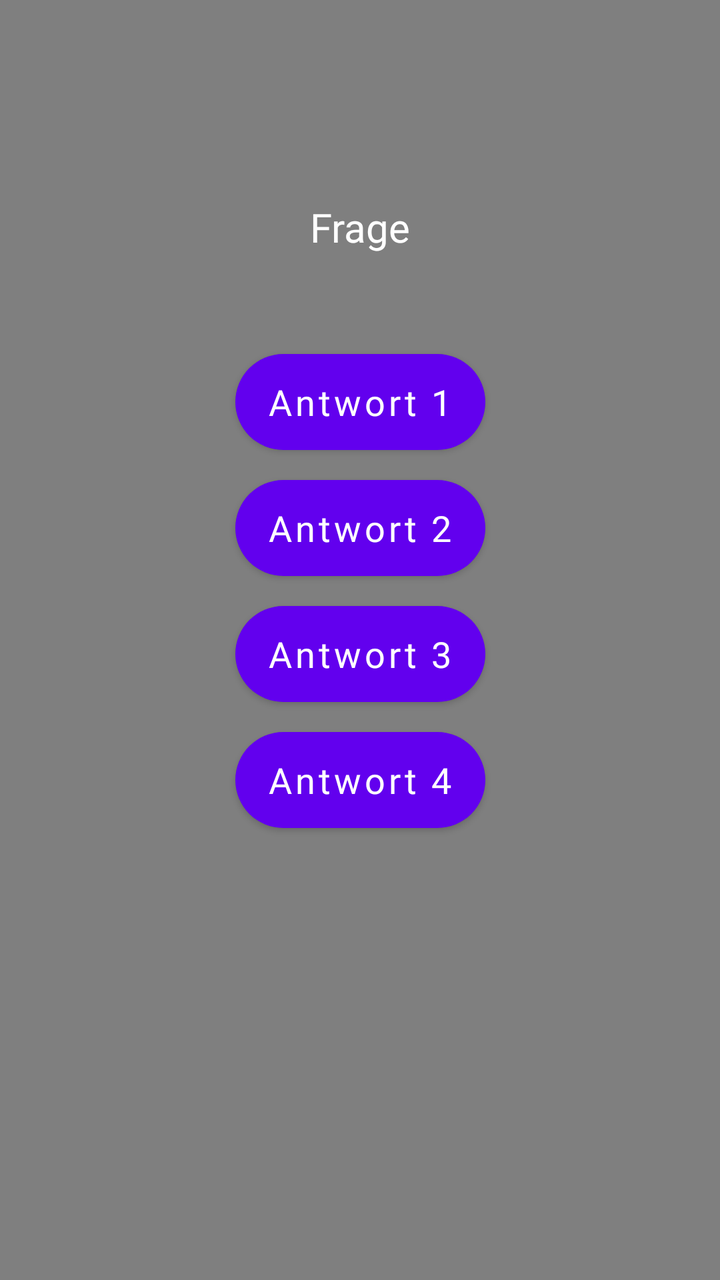
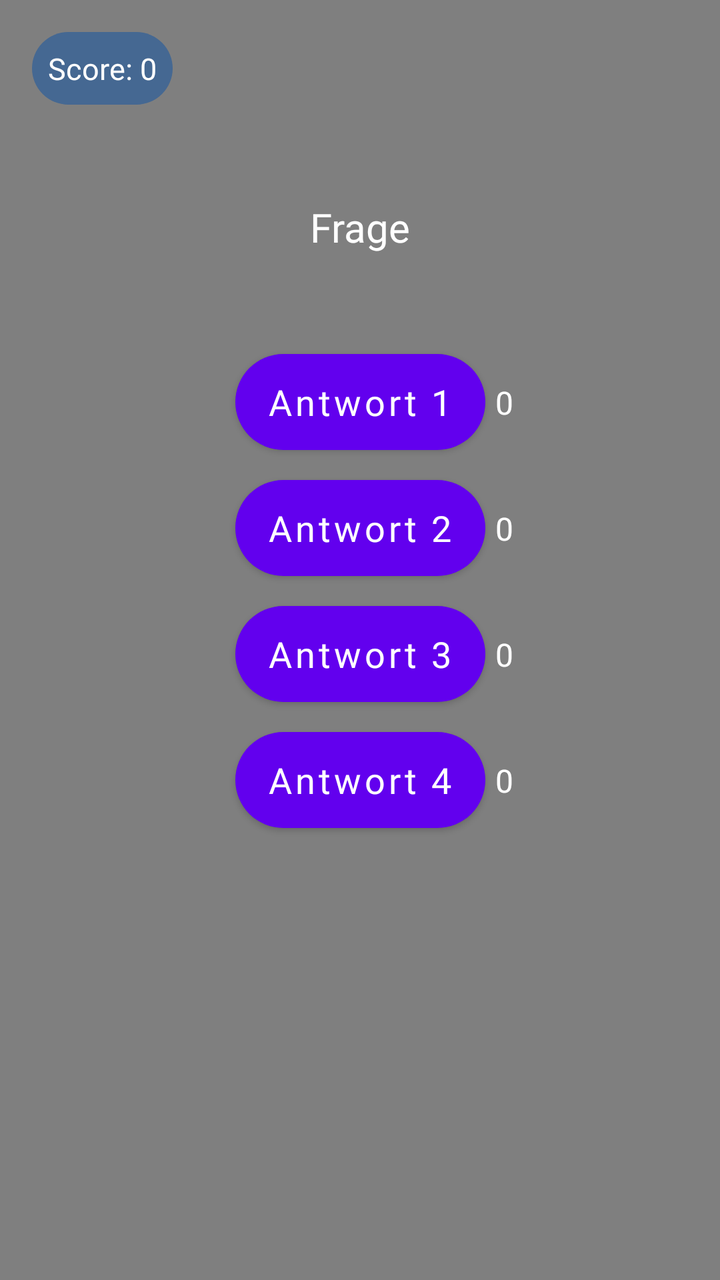

Screens rendered from an Android XML layout before and after an edit, with the pre-edit source and the edit as a unified diff.
<!-- AndroidManifest.xml: activity theme Theme.QuizApplication -->
<!-- res/layout/activity_questions.xml -->
<?xml version="1.0" encoding="utf-8"?>
<androidx.constraintlayout.widget.ConstraintLayout
    xmlns:android="http://schemas.android.com/apk/res/android"
    xmlns:app="http://schemas.android.com/apk/res-auto"
    xmlns:tools="http://schemas.android.com/tools"
    android:id="@+id/main"
    android:layout_width="match_parent"
    android:layout_height="match_parent"
    android:background="@color/black"
    tools:context=".QuestionsActivity">


    <VideoView
        android:id="@+id/backgroundVideoView"
        android:layout_width="match_parent"
        android:layout_height="match_parent"
        app:layout_constraintBottom_toBottomOf="parent"
        app:layout_constraintEnd_toEndOf="parent"
        app:layout_constraintHorizontal_bias="0.0"
        app:layout_constraintStart_toStartOf="parent"
        app:layout_constraintTop_toTopOf="parent"
        app:layout_constraintVertical_bias="0.0" />

    <TextView
        android:id="@+id/percentage_text"
        android:layout_width="wrap_content"
        android:layout_height="wrap_content"
        android:textSize="24sp"
        android:textColor="@android:color/white"
        android:gravity="center"
        app:layout_constraintTop_toTopOf="parent"
        app:layout_constraintStart_toStartOf="parent"
        app:layout_constraintEnd_toEndOf="parent"
        app:layout_constraintVertical_bias="0.3"/>

    <ImageView
        android:id="@+id/robot_completion"
        android:layout_width="200dp"
        android:layout_height="200dp"
        android:src="@drawable/robot_completion"
        android:layout_marginTop="200dp"
        android:visibility="gone"
        app:layout_constraintTop_toBottomOf="@id/percentage_text"
        app:layout_constraintStart_toStartOf="parent"
        app:layout_constraintEnd_toEndOf="parent" />

    <TextView
        android:id="@+id/completion_message"
        android:layout_width="wrap_content"
        android:layout_height="wrap_content"
        android:textSize="18sp"
        android:textColor="@android:color/white"
        android:gravity="center"
        android:layout_marginTop="400dp"
        app:layout_constraintTop_toBottomOf="@id/robot_completion"
        app:layout_constraintStart_toStartOf="parent"
        app:layout_constraintEnd_toEndOf="parent"
        app:layout_constraintBottom_toBottomOf="parent"
        />

    <TextView
        android:id="@+id/question_text"
        android:layout_width="360dp"
        android:layout_height="wrap_content"
        android:layout_marginTop="100dp"
        android:layout_marginLeft="20dp"
        android:layout_marginRight="20dp"
        android:text="@string/question_text"
        android:textSize="20sp"
        android:textColor="@android:color/white"
        android:fontFamily="@font/inter_bold"
        app:layout_constraintTop_toTopOf="parent"
        app:layout_constraintStart_toStartOf="parent"
        app:layout_constraintEnd_toEndOf="parent"
        android:textAlignment="center"
        android:gravity="center"
        app:layout_constraintVertical_bias="0.4"
        android:maxLines="5" />

    <Button
        android:id="@+id/answer_button_1"
        android:layout_width="wrap_content"
        android:layout_height="wrap_content"
        android:layout_marginTop="50dp"
        android:textSize="18sp"
        android:textColor="@android:color/white"
        android:fontFamily="@font/inter_bold"
        android:textAllCaps="false"
        android:text="@string/answer_button_1"
        android:background="@drawable/rounded_button_blue"
        app:layout_constraintTop_toBottomOf="@id/question_text"
        app:layout_constraintStart_toStartOf="parent"
        app:layout_constraintEnd_toEndOf="parent"
        app:layout_constraintHorizontal_bias="0.5"
        app:layout_constraintWidth_default="wrap"
        app:layout_constraintWidth_percent="0.8"/>

    <Button
        android:id="@+id/answer_button_2"
        android:layout_width="wrap_content"
        android:layout_height="wrap_content"
        android:layout_marginTop="15dp"
        android:textSize="18sp"
        android:textColor="@android:color/white"
        android:fontFamily="@font/inter_bold"
        android:textAllCaps="false"
        android:text="@string/answer_button_2"
        android:background="@drawable/rounded_button_blue"
        app:layout_constraintTop_toBottomOf="@id/answer_button_1"
        app:layout_constraintStart_toStartOf="parent"
        app:layout_constraintEnd_toEndOf="parent"
        app:layout_constraintHorizontal_bias="0.5"
        app:layout_constraintWidth_default="wrap"
        app:layout_constraintWidth_percent="0.8"/>

    <Button
        android:id="@+id/answer_button_3"
        android:layout_width="wrap_content"
        android:layout_height="wrap_content"
        android:layout_marginTop="15dp"
        android:textSize="18sp"
        android:textColor="@android:color/white"
        android:fontFamily="@font/inter_bold"
        android:textAllCaps="false"
        android:text="@string/answer_button_3"
        android:background="@drawable/rounded_button_blue"
        app:layout_constraintTop_toBottomOf="@id/answer_button_2"
        app:layout_constraintStart_toStartOf="parent"
        app:layout_constraintEnd_toEndOf="parent"
        app:layout_constraintHorizontal_bias="0.5"
        app:layout_constraintWidth_default="wrap"
        app:layout_constraintWidth_percent="0.8"/>

    <Button
        android:id="@+id/answer_button_4"
        android:layout_width="wrap_content"
        android:layout_height="wrap_content"
        android:layout_marginTop="15dp"
        android:textSize="18sp"
        android:textColor="@android:color/white"
        android:fontFamily="@font/inter_bold"
        android:textAllCaps="false"
        android:text="@string/answer_button_4"
        android:background="@drawable/rounded_button_blue"
        app:layout_constraintTop_toBottomOf="@id/answer_button_3"
        app:layout_constraintStart_toStartOf="parent"
        app:layout_constraintEnd_toEndOf="parent"
        app:layout_constraintHorizontal_bias="0.5"
        app:layout_constraintWidth_default="wrap"
        app:layout_constraintWidth_percent="0.8"/>

    <ImageView
        android:id="@+id/feedback_image"
        android:layout_width="0dp"
        android:layout_height="0dp"
        android:scaleType="fitCenter"
        android:visibility="gone"
        android:layout_margin="40dp"
        android:contentDescription="@string/feedback_image"
        app:layout_constraintTop_toTopOf="parent"
        app:layout_constraintBottom_toTopOf="@id/close_feedback_button"
        app:layout_constraintStart_toStartOf="parent"
        app:layout_constraintEnd_toEndOf="parent"/>

    <Button
        android:id="@+id/close_feedback_button"
        android:layout_width="wrap_content"
        android:layout_height="wrap_content"
        android:text="@string/close_feedback"
        android:background="@drawable/rounded_button_blue"
        android:textColor="@android:color/white"
        app:layout_constraintTop_toBottomOf="@id/feedback_image"
        app:layout_constraintBottom_toBottomOf="parent"
        app:layout_constraintStart_toStartOf="parent"
        app:layout_constraintEnd_toEndOf="parent"
        android:visibility="gone"
        android:layout_marginBottom="20dp"/>


</androidx.constraintlayout.widget.ConstraintLayout>
<!-- resources referenced by this layout -->
<resources>
  <color name="black">#FF000000</color>
  <!-- drawable robot_completion: png bitmap (drawable, 167948 bytes) -->
  <!-- drawable rounded_button_blue (drawable) -->
  <?xml version="1.0" encoding="utf-8"?>
  <shape xmlns:android="http://schemas.android.com/apk/res/android">
      <solid android:color="#6D9FD2"/> 
      <corners android:radius="100dp"/> 
  </shape>
  <string name="answer_button_1">Antwort 1</string>
  <string name="answer_button_2">Antwort 2</string>
  <string name="answer_button_3">Antwort 3</string>
  <string name="answer_button_4">Antwort 4</string>
  <string name="close_feedback">Weiter</string>
  <string name="feedback_image">Feedback Bild</string>
  <string name="question_text">Frage</string>
  <style name="Theme.QuizApplication" parent="Theme.MaterialComponents.Light.NoActionBar">
          
          <item name="buttonStyle">@style/CustomButton</item>
      </style>
  <style name="CustomButton" parent="Widget.MaterialComponents.Button">
          
          <item name="backgroundTint">@null</item>
          <item name="android:backgroundTint">@null</item>
  
          
          <item name="android:background">@drawable/rounded_button_blue</item>
  
          
          <item name="android:textColor">@android:color/white</item>
      </style>
</resources>

<!-- the commit's change to res/layout/activity_questions.xml (unified diff, before → after) -->
@@ -22,6 +22,23 @@
         app:layout_constraintVertical_bias="0.0" />
 
     <TextView
+        android:id="@+id/score_text_view"
+        android:layout_width="wrap_content"
+        android:layout_height="wrap_content"
+        android:text="Score: 0"
+        android:fontFamily="@font/inter_bold"
+        android:textSize="15sp"
+        android:textColor="@android:color/white"
+        android:background="@drawable/rounded_background"
+        android:padding="8dp"
+
+        app:layout_constraintTop_toTopOf="parent"
+        app:layout_constraintStart_toStartOf="parent"
+        android:layout_marginStart="16dp"
+        android:layout_marginTop="16dp" />
+
+
+    <TextView
         android:id="@+id/percentage_text"
         android:layout_width="wrap_content"
         android:layout_height="wrap_content"
@@ -95,6 +112,19 @@
         app:layout_constraintWidth_default="wrap"
         app:layout_constraintWidth_percent="0.8"/>
 
+    <TextView
+        android:id="@+id/points_text_1"
+        android:layout_width="wrap_content"
+        android:layout_height="wrap_content"
+        android:textColor="@android:color/white"
+        android:textSize="16sp"
+        android:fontFamily="@font/inter_bold"
+        android:text="0"
+        android:layout_marginStart="5dp"
+        app:layout_constraintTop_toTopOf="@+id/answer_button_1"
+        app:layout_constraintBottom_toBottomOf="@+id/answer_button_1"
+        app:layout_constraintStart_toEndOf="@id/answer_button_1" />
+
     <Button
         android:id="@+id/answer_button_2"
         android:layout_width="wrap_content"
@@ -113,6 +143,19 @@
         app:layout_constraintWidth_default="wrap"
         app:layout_constraintWidth_percent="0.8"/>
 
+    <TextView
+        android:id="@+id/points_text_2"
+        android:layout_width="wrap_content"
+        android:layout_height="wrap_content"
+        android:textColor="@android:color/white"
+        android:textSize="16sp"
+        android:fontFamily="@font/inter_bold"
+        android:text="0"
+        android:layout_marginStart="5dp"
+        app:layout_constraintTop_toTopOf="@+id/answer_button_2"
+        app:layout_constraintBottom_toBottomOf="@+id/answer_button_2"
+        app:layout_constraintStart_toEndOf="@id/answer_button_2" />
+
     <Button
         android:id="@+id/answer_button_3"
         android:layout_width="wrap_content"
@@ -131,6 +174,19 @@
         app:layout_constraintWidth_default="wrap"
         app:layout_constraintWidth_percent="0.8"/>
 
+    <TextView
+        android:id="@+id/points_text_3"
+        android:layout_width="wrap_content"
+        android:layout_height="wrap_content"
+        android:textColor="@android:color/white"
+        android:textSize="16sp"
+        android:fontFamily="@font/inter_bold"
+        android:text="0"
+        android:layout_marginStart="5dp"
+        app:layout_constraintTop_toTopOf="@+id/answer_button_3"
+        app:layout_constraintBottom_toBottomOf="@+id/answer_button_3"
+        app:layout_constraintStart_toEndOf="@id/answer_button_3" />
+
     <Button
         android:id="@+id/answer_button_4"
         android:layout_width="wrap_content"
@@ -149,32 +205,69 @@
         app:layout_constraintWidth_default="wrap"
         app:layout_constraintWidth_percent="0.8"/>
 
+    <TextView
+        android:id="@+id/points_text_4"
+        android:layout_width="wrap_content"
+        android:layout_height="wrap_content"
+        android:textColor="@android:color/white"
+        android:textSize="16sp"
+        android:fontFamily="@font/inter_bold"
+        android:text="0"
+        android:layout_marginStart="5dp"
+        app:layout_constraintTop_toTopOf="@+id/answer_button_4"
+        app:layout_constraintBottom_toBottomOf="@+id/answer_button_4"
+        app:layout_constraintStart_toEndOf="@id/answer_button_4" />
+
+    <VideoView
+        android:id="@+id/feedback_video"
+        android:layout_width="300dp"
+        android:layout_height="400dp"
+        android:layout_gravity="center"
+        android:visibility="gone"
+        app:layout_constraintTop_toTopOf="parent"
+        app:layout_constraintBottom_toBottomOf="parent"
+        app:layout_constraintStart_toStartOf="parent"
+        app:layout_constraintEnd_toEndOf="parent" />
+
+    <Button
+        android:id="@+id/close_feedback_button"
+        android:layout_width="wrap_content"
+        android:layout_height="wrap_content"
+        android:text="@string/close_feedback"
+        android:background="@drawable/rounded_button_blue"
+        android:textColor="@android:color/white"
+        android:textAllCaps="false"
+        android:textSize="18sp"
+        app:layout_constraintTop_toBottomOf="@id/feedback_video"
+        app:layout_constraintBottom_toBottomOf="parent"
+        app:layout_constraintStart_toStartOf="parent"
+        app:layout_constraintEnd_toEndOf="parent"
+        android:visibility="gone"
+        android:layout_marginBottom="20dp" />
+
+    <LinearLayout
+        android:id="@+id/page_indicator"
+        android:layout_width="wrap_content"
+        android:layout_height="wrap_content"
+        android:orientation="horizontal"
+        android:gravity="center"
+        android:layout_marginBottom="20dp"
+        app:layout_constraintBottom_toBottomOf="parent"
+        app:layout_constraintStart_toStartOf="parent"
+        app:layout_constraintEnd_toEndOf="parent">
+    </LinearLayout>
+
+
+
     <ImageView
-        android:id="@+id/feedback_image"
-        android:layout_width="0dp"
-        android:layout_height="0dp"
-        android:scaleType="fitCenter"
-        android:visibility="gone"
-        android:layout_margin="40dp"
-        android:contentDescription="@string/feedback_image"
-        app:layout_constraintTop_toTopOf="parent"
-        app:layout_constraintBottom_toTopOf="@id/close_feedback_button"
-        app:layout_constraintStart_toStartOf="parent"
-        app:layout_constraintEnd_toEndOf="parent"/>
-
-    <Button
-        android:id="@+id/close_feedback_button"
-        android:layout_width="wrap_content"
-        android:layout_height="wrap_content"
-        android:text="@string/close_feedback"
-        android:background="@drawable/rounded_button_blue"
-        android:textColor="@android:color/white"
-        app:layout_constraintTop_toBottomOf="@id/feedback_image"
-        app:layout_constraintBottom_toBottomOf="parent"
-        app:layout_constraintStart_toStartOf="parent"
-        app:layout_constraintEnd_toEndOf="parent"
-        android:visibility="gone"
-        android:layout_marginBottom="20dp"/>
+        android:id="@+id/progress_indicator"
+        android:layout_width="wrap_content"
+        android:layout_height="wrap_content"
+        android:layout_marginTop="20dp"
+        app:layout_constraintTop_toBottomOf="@id/answer_button_4"
+        app:layout_constraintStart_toStartOf="parent"
+        app:layout_constraintEnd_toEndOf="parent" />
+
 
 
 </androidx.constraintlayout.widget.ConstraintLayout>
<!-- resource entries referenced after the edit -->
@@ -2,18 +2,26 @@
 <resources>
   <color name="black">#FF000000</color>
   <!-- drawable robot_completion: png bitmap (drawable, 167948 bytes) -->
-  <!-- drawable rounded_button_blue (drawable) -->
+  <!-- drawable rounded_background (drawable) -->
   <?xml version="1.0" encoding="utf-8"?>
   <shape xmlns:android="http://schemas.android.com/apk/res/android">
-      <solid android:color="#6D9FD2"/> 
-      <corners android:radius="100dp"/> 
+      <solid android:color="#456892" />
+      <corners android:radius="100dp" />
   </shape>
+  <!-- drawable rounded_button_blue (drawable) -->
+  <selector xmlns:android="http://schemas.android.com/apk/res/android">
+      <item>
+          <shape>
+              <solid android:color="#6D9FD2"/>
+              <corners android:radius="50dp"/>
+          </shape>
+      </item>
+  </selector>
   <string name="answer_button_1">Antwort 1</string>
   <string name="answer_button_2">Antwort 2</string>
   <string name="answer_button_3">Antwort 3</string>
   <string name="answer_button_4">Antwort 4</string>
   <string name="close_feedback">Weiter</string>
-  <string name="feedback_image">Feedback Bild</string>
   <string name="question_text">Frage</string>
   <style name="Theme.QuizApplication" parent="Theme.MaterialComponents.Light.NoActionBar">
           
